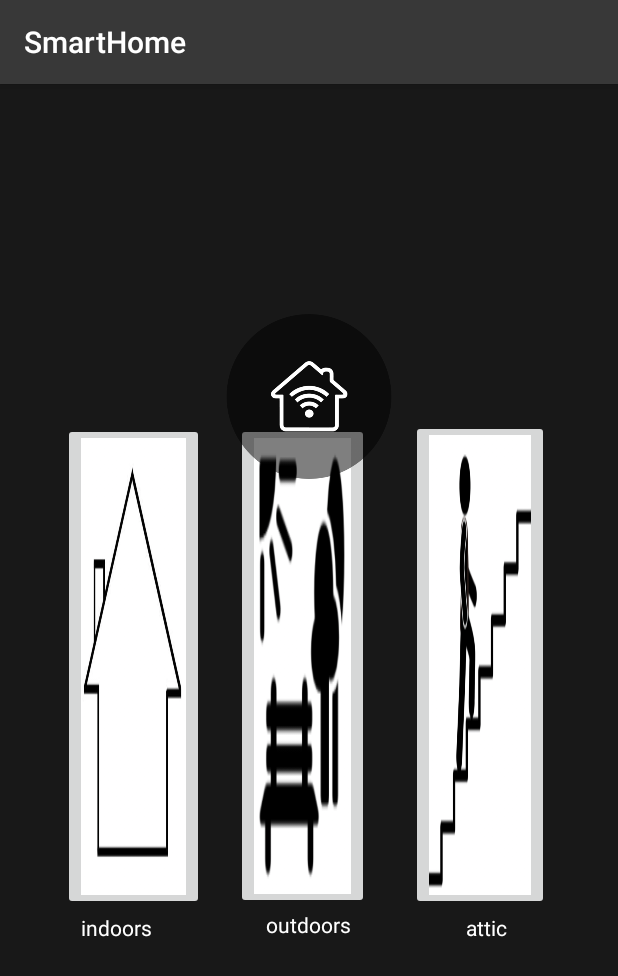
After one commit to alassadi/SmartHomeAndroid, an Android app: the RoomActivity screen opened directly, with no data from a screen before it, on a phone screen of 412 x 824 dp. The commit adds this screen. Shown: the top 976 px of the screen. Run offline under Robolectric (Android 15) with nearby library versions, the phone set to English and light mode, and no system bars.

Commit message:
added roomActivity

```diff
--- a/app/src/main/AndroidManifest.xml
+++ b/app/src/main/AndroidManifest.xml
@@ -20,6 +20,9 @@
         <activity android:name="androidapp.smarthome.HomeActivity">
 
         </activity>
+        <activity android:name="androidapp.smarthome.RoomActivity">
+
+        </activity>
     </application>
 
 
--- a/app/src/main/java/androidapp/smarthome/HomeActivity.java
+++ b/app/src/main/java/androidapp/smarthome/HomeActivity.java
@@ -16,15 +16,7 @@ import org.json.JSONObject;
 
 
 public class HomeActivity extends AppCompatActivity {
-<<<<<<< HEAD
 
-=======
-
-    // JUST FOR TEST, remove later
-
-    //feature test
-
->>>>>>> 0373da7ea0bd5107aa6875a598fe97cf3717583a
     private static final String TAG = HomeActivity.class.getSimpleName();
     private static final String API_URL = "https://api.myjson.com/bins/179fxm";
 
--- a/app/src/main/java/androidapp/smarthome/LoginActivity.java
+++ b/app/src/main/java/androidapp/smarthome/LoginActivity.java
@@ -121,7 +121,8 @@ public class LoginActivity extends AppCompatActivity {
                 Log.i(TAG, "email verified: " + email);
                 //start new activity
                 progressBar.setVisibility(View.GONE);
-                Intent intent = new Intent(getApplicationContext(), HomeActivity.class);
+                // FOR TRY: CHANGE BACK TO HomeActivity.class
+                Intent intent = new Intent(getApplicationContext(), RoomActivity.class);
                 /*
                 intent.putExtra("user", email);
                 intent.addFlags(Intent.FLAG_ACTIVITY_CLEAR_TOP);
--- /dev/null
+++ b/app/src/main/java/androidapp/smarthome/RoomActivity.java
@@ -0,0 +1,28 @@
+package androidapp.smarthome;
+
+import android.content.Intent;
+import android.os.Bundle;
+import android.support.v7.app.AppCompatActivity;
+import android.view.View;
+import android.widget.ImageButton;
+
+public class RoomActivity extends AppCompatActivity {
+
+    ImageButton indoorBtn;
+
+    @Override
+    protected void onCreate(Bundle savedInstanceState) {
+        super.onCreate(savedInstanceState);
+        setContentView(R.layout.activity_room);
+
+        indoorBtn = findViewById(R.id.indoorButton);
+
+    }
+
+    public void indoorPressed(View view){
+        Intent intent = new Intent(getApplicationContext(), HomeActivity.class);
+        startActivity(intent);
+    }
+
+
+}
--- /dev/null
+++ b/app/src/main/res/layout/activity_room.xml
@@ -0,0 +1,131 @@
+<?xml version="1.0" encoding="utf-8"?>
+<RelativeLayout
+    xmlns:android="http://schemas.android.com/apk/res/android"
+    xmlns:app="http://schemas.android.com/apk/res-auto"
+    android:layout_width="match_parent"
+    android:layout_height="match_parent"
+
+    android:background="@color/black">
+
+    <ImageButton
+        android:id="@+id/indoorButton"
+        android:layout_width="50dp"
+        android:layout_height="40dp"
+        android:layout_alignParentStart="true"
+        android:layout_alignParentLeft="true"
+        android:layout_alignParentTop="true"
+        android:layout_alignParentEnd="true"
+        android:layout_alignParentRight="true"
+        android:layout_alignParentBottom="true"
+        android:layout_marginStart="42dp"
+        android:layout_marginLeft="42dp"
+        android:layout_marginTop="226dp"
+        android:layout_marginEnd="276dp"
+        android:layout_marginRight="276dp"
+        android:layout_marginBottom="217dp"
+        android:contentDescription="@string/indoorBtn"
+        android:onClick="indoorPressed"
+        android:scaleType="fitXY"
+        app:srcCompat="@drawable/indoor" />
+
+    <ImageButton
+        android:id="@+id/outdoorBtn"
+        android:layout_width="50dp"
+        android:layout_height="40dp"
+        android:layout_alignParentStart="true"
+        android:layout_alignParentLeft="true"
+        android:layout_alignParentTop="true"
+        android:layout_alignParentEnd="true"
+        android:layout_alignParentRight="true"
+        android:layout_alignParentBottom="true"
+        android:layout_marginStart="157dp"
+        android:layout_marginLeft="157dp"
+        android:layout_marginTop="226dp"
+        android:layout_marginEnd="166dp"
+        android:layout_marginRight="166dp"
+        android:layout_marginBottom="218dp"
+        android:contentDescription="@string/outdoorBtn"
+        android:scaleType="fitXY"
+        app:srcCompat="@drawable/outdoor" />
+
+    <ImageButton
+        android:id="@+id/imageButton"
+        android:layout_width="50dp"
+        android:layout_height="40dp"
+        android:layout_alignParentStart="true"
+        android:layout_alignParentLeft="true"
+        android:layout_alignParentTop="true"
+        android:layout_alignParentEnd="true"
+        android:layout_alignParentRight="true"
+        android:layout_alignParentBottom="true"
+        android:layout_marginStart="274dp"
+        android:layout_marginLeft="274dp"
+        android:layout_marginTop="224dp"
+        android:layout_marginEnd="46dp"
+        android:layout_marginRight="46dp"
+        android:layout_marginBottom="217dp"
+        android:contentDescription="@string/atticBtn"
+        android:scaleType="fitXY"
+        app:srcCompat="@drawable/attic" />
+
+    <ImageView
+        android:id="@+id/imageView2"
+        android:layout_width="100dp"
+        android:layout_height="100dp"
+        android:layout_alignParentStart="true"
+        android:layout_alignParentLeft="true"
+        android:layout_alignParentTop="true"
+        android:layout_alignParentEnd="true"
+        android:layout_alignParentRight="true"
+        android:layout_alignParentBottom="true"
+        android:layout_marginStart="142dp"
+        android:layout_marginLeft="142dp"
+        android:layout_marginTop="30dp"
+        android:layout_marginEnd="142dp"
+        android:layout_marginRight="142dp"
+        android:layout_marginBottom="381dp"
+        android:contentDescription="@string/app_name"
+        app:layout_constraintEnd_toEndOf="parent"
+        app:layout_constraintStart_toStartOf="parent"
+        app:layout_constraintTop_toTopOf="parent"
+        app:srcCompat="@drawable/smarthome_hp" />
+
+    <TextView
+        android:id="@+id/indoorTextView"
+        android:layout_width="wrap_content"
+        android:layout_height="wrap_content"
+        android:layout_alignStart="@+id/indoorButton"
+        android:layout_alignParentEnd="true"
+        android:layout_alignParentRight="true"
+        android:layout_alignParentBottom="true"
+        android:layout_marginStart="12dp"
+        android:layout_marginEnd="282dp"
+        android:layout_marginRight="282dp"
+        android:layout_marginBottom="196dp"
+        android:contentDescription="@string/indoorTextView"
+        android:text="@string/indoorTextView"
+        android:textColor="@color/white" />
+
+    <TextView
+        android:id="@+id/outdoorTextView"
+        android:layout_width="wrap_content"
+        android:layout_height="wrap_content"
+        android:layout_below="@+id/indoorButton"
+        android:layout_centerHorizontal="true"
+        android:layout_marginTop="-217dp"
+        android:contentDescription="@string/outdoorTextView"
+        android:text="@string/outdoorTextView"
+        android:textColor="@color/white" />
+
+    <TextView
+        android:id="@+id/atticTextView"
+        android:layout_width="wrap_content"
+        android:layout_height="wrap_content"
+        android:layout_alignTop="@+id/outdoorTextView"
+        android:layout_alignEnd="@+id/imageButton"
+        android:layout_marginTop="2dp"
+        android:layout_marginEnd="28dp"
+        android:contentDescription="@string/atticTextView"
+        android:text="@string/atticTextView"
+        android:textColor="@color/white" />
+</RelativeLayout>
--- a/app/src/main/res/values/colors.xml
+++ b/app/src/main/res/values/colors.xml
@@ -6,6 +6,6 @@
     <color name="black">#181818</color>
     <color name="gray">	#383838</color>
     <color name="light_gray">#808080</color>
-    <color name="white">#FFFFFF</color>
+    <color name="white">#ffffff</color>
 
 </resources>
--- a/app/src/main/res/values/strings.xml
+++ b/app/src/main/res/values/strings.xml
@@ -9,5 +9,12 @@
     <string name="temp_value"></string>
     <string name="fire_alarm">Fire Alarm</string>
     <string name="burglar_alarm">Burglar Alarm</string>
+    <string name="indoorBtn">indoorBtn</string>
+    <string name="outdoorBtn">outdoorBtn</string>
+    <string name="atticBtn">atticBtn</string>
+    <string name="indoorTextView">indoors</string>
+    <string name="outdoorTextView">outdoors</string>
+    <string name="atticTextView">attic</string>
+
 
 </resources>
```
Also changed, not shown: app/src/main/res/drawable/attic.png (added), app/src/main/res/drawable/indoor.png (added), app/src/main/res/drawable/outdoor.png (added).
